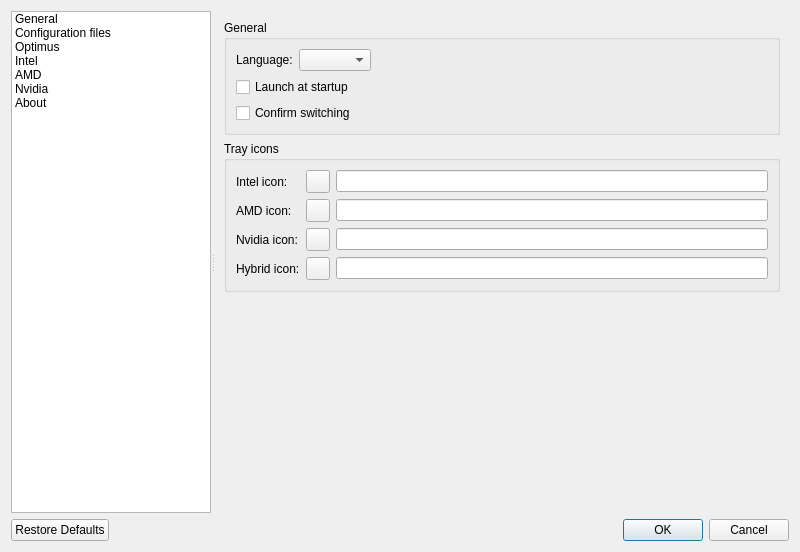
First picture: the form in src/settingsdialog.ui, repository Shatur/optimus-manager-qt, before the edit.
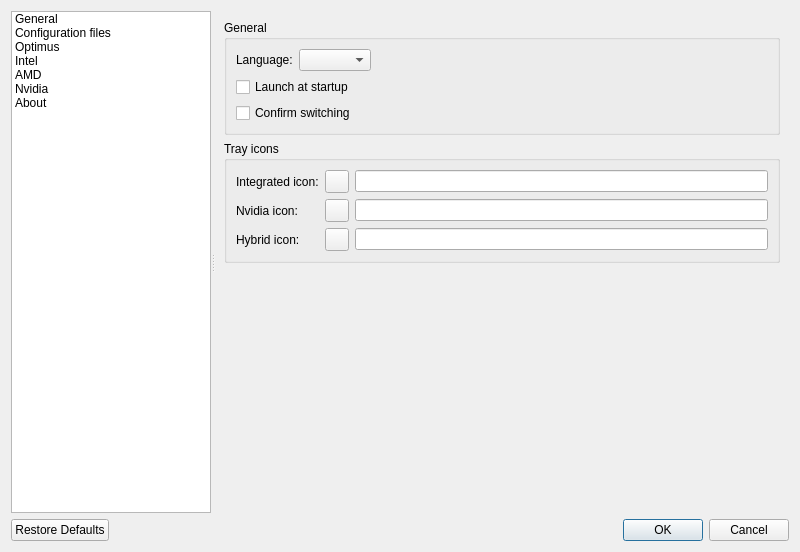
Second picture: the form after the edit. Icons and pictures are not drawn.

Commit message: Do not detect Intel and AMD separately, closes #79

```diff
--- a/src/settingsdialog.ui
+++ b/src/settingsdialog.ui
@@ -179,74 +179,61 @@
            <string>Tray icons</string>
           </property>
           <layout class="QGridLayout" name="gridLayout_2">
-           <item row="3" column="2">
-            <widget class="QLineEdit" name="nvidiaIconEdit">
-             <property name="toolTip">
-              <string>&lt;html&gt;&lt;head/&gt;&lt;body&gt;&lt;p&gt;Path to the icon or icon name from theme&lt;/p&gt;&lt;/body&gt;&lt;/html&gt;</string>
-             </property>
-            </widget>
-           </item>
-           <item row="3" column="0">
+           <item row="2" column="0">
             <widget class="QLabel" name="nvidiaIconLabel">
              <property name="text">
               <string>Nvidia icon:</string>
              </property>
             </widget>
            </item>
-           <item row="4" column="0">
-            <widget class="QLabel" name="hybridIconLabel">
-             <property name="text">
-              <string>Hybrid icon:</string>
-             </property>
-            </widget>
-           </item>
-           <item row="0" column="0">
-            <widget class="QLabel" name="intelIconLabel">
-             <property name="text">
-              <string>Intel icon:</string>
-             </property>
-            </widget>
-           </item>
-           <item row="0" column="1">
-            <widget class="QToolButton" name="intelIconButton">
-             <property name="toolTip">
-              <string>Choose icon</string>
-             </property>
-            </widget>
-           </item>
-           <item row="3" column="1">
+           <item row="2" column="1">
             <widget class="QToolButton" name="nvidiaIconButton">
              <property name="toolTip">
               <string>Choose icon</string>
              </property>
             </widget>
            </item>
-           <item row="4" column="1">
+           <item row="3" column="1">
             <widget class="QToolButton" name="hybridIconButton"/>
            </item>
-           <item row="4" column="2">
+           <item row="3" column="0">
+            <widget class="QLabel" name="hybridIconLabel">
+             <property name="text">
+              <string>Hybrid icon:</string>
+             </property>
+            </widget>
+           </item>
+           <item row="0" column="2">
+            <widget class="QLineEdit" name="integratedIconEdit">
+             <property name="toolTip">
+              <string>&lt;html&gt;&lt;head/&gt;&lt;body&gt;&lt;p&gt;Path to the icon or icon name from theme&lt;/p&gt;&lt;/body&gt;&lt;/html&gt;</string>
+             </property>
+            </widget>
+           </item>
+           <item row="2" column="2">
+            <widget class="QLineEdit" name="nvidiaIconEdit">
+             <property name="toolTip">
+              <string>&lt;html&gt;&lt;head/&gt;&lt;body&gt;&lt;p&gt;Path to the icon or icon name from theme&lt;/p&gt;&lt;/body&gt;&lt;/html&gt;</string>
+             </property>
+            </widget>
+           </item>
+           <item row="0" column="0">
+            <widget class="QLabel" name="integratedIconLabel">
+             <property name="text">
+              <string>Integrated icon:</string>
+             </property>
+            </widget>
+           </item>
+           <item row="3" column="2">
             <widget class="QLineEdit" name="hybridIconEdit"/>
            </item>
-           <item row="0" column="2">
-            <widget class="QLineEdit" name="intelIconEdit">
+           <item row="0" column="1">
+            <widget class="QToolButton" name="integratedIconButton">
              <property name="toolTip">
               <string>&lt;html&gt;&lt;head/&gt;&lt;body&gt;&lt;p&gt;Path to the icon or icon name from theme&lt;/p&gt;&lt;/body&gt;&lt;/html&gt;</string>
              </property>
             </widget>
            </item>
-           <item row="1" column="0">
-            <widget class="QLabel" name="amdIconLabel">
-             <property name="text">
-              <string>AMD icon:</string>
-             </property>
-            </widget>
-           </item>
-           <item row="1" column="1">
-            <widget class="QToolButton" name="amdIconButton"/>
-           </item>
-           <item row="1" column="2">
-            <widget class="QLineEdit" name="amdIconEdit"/>
-           </item>
           </layout>
          </widget>
         </item>
```
Left out of the diff: 48 changed lines with no effect on the pictures. The commit also changes 6 other files.
